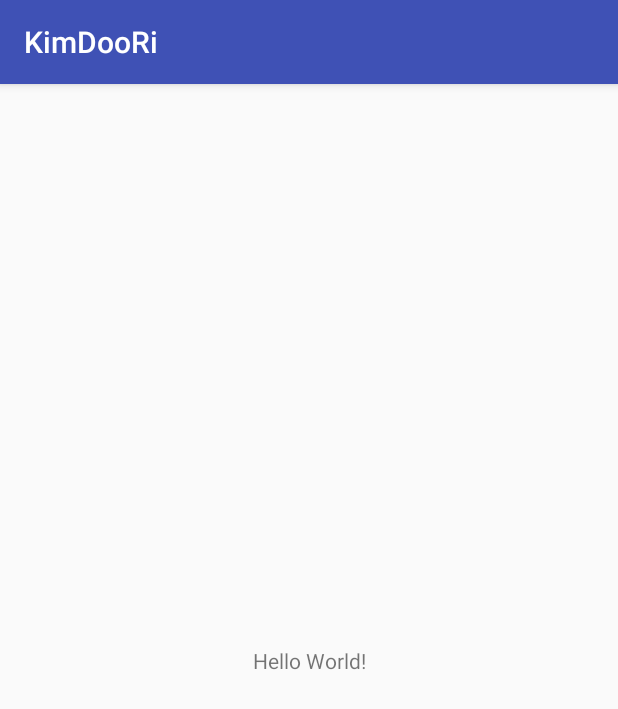
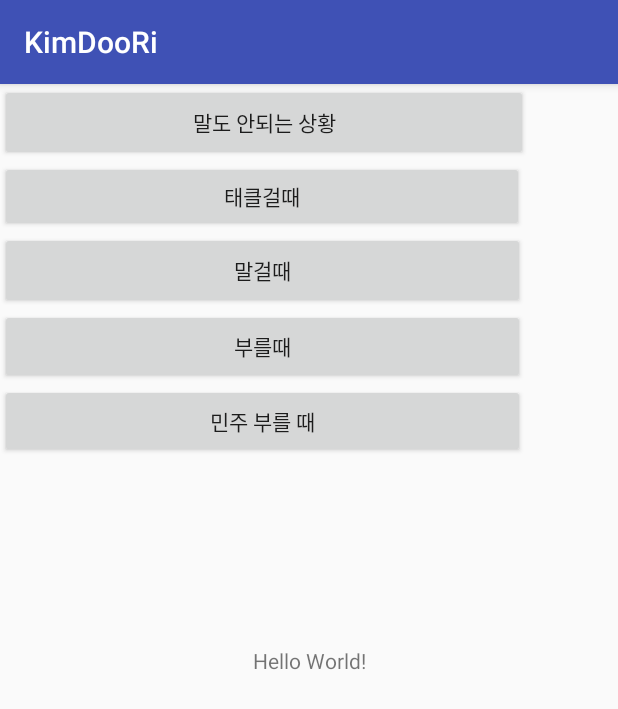
Before and after one commit to DonnaKin/friendsimulator, an Android app: the screen it shows after launch (MainActivity), on a phone screen of 412 x 824 dp. Shown: the top 709 px of the screen. Run offline under Robolectric (Android 15) with nearby library versions, the light colour scheme and no system bars.

Commit message:
#6 김두리 시뮬레이터 버튼 5개 추가

```diff
--- a/app/src/main/res/layout/activity_main.xml
+++ b/app/src/main/res/layout/activity_main.xml
@@ -15,4 +15,47 @@
         app:layout_constraintRight_toRightOf="parent"
         app:layout_constraintTop_toTopOf="parent" />
 
+    <Button
+        android:id="@+id/button1"
+        android:layout_width="352dp"
+        android:layout_height="51dp"
+        android:text="말도 안되는 상황"
+        tools:layout_editor_absoluteX="16dp"
+        tools:layout_editor_absoluteY="181dp" />
+
+    <Button
+        android:id="@+id/button2"
+        android:layout_width="349dp"
+        android:layout_height="47dp"
+        android:text="태클걸때"
+        app:layout_constraintTop_toBottomOf="@+id/button1"
+        tools:layout_editor_absoluteX="18dp"
+        android:layout_marginTop="0dp" />
+
+    <Button
+        android:id="@+id/button3"
+        android:layout_width="350dp"
+        android:layout_height="51dp"
+        android:text="말걸때"
+        tools:layout_editor_absoluteX="18dp"
+        tools:layout_editor_absoluteY="63dp"
+        app:layout_constraintTop_toBottomOf="@+id/button2"/>
+
+    <Button
+        android:id="@+id/button4"
+        android:layout_width="350dp"
+        android:layout_height="50dp"
+        android:text="부를때"
+        tools:layout_editor_absoluteX="17dp"
+        tools:layout_editor_absoluteY="241dp"
+        app:layout_constraintTop_toBottomOf="@+id/button3"/>
+
+    <Button
+        android:id="@+id/button5"
+        android:layout_width="350dp"
+        android:layout_height="49dp"
+        android:text="민주 부를 때"
+        tools:layout_editor_absoluteX="17dp"
+        tools:layout_editor_absoluteY="121dp"
+        app:layout_constraintTop_toBottomOf="@+id/button4"/>
 </android.support.constraint.ConstraintLayout>
```
